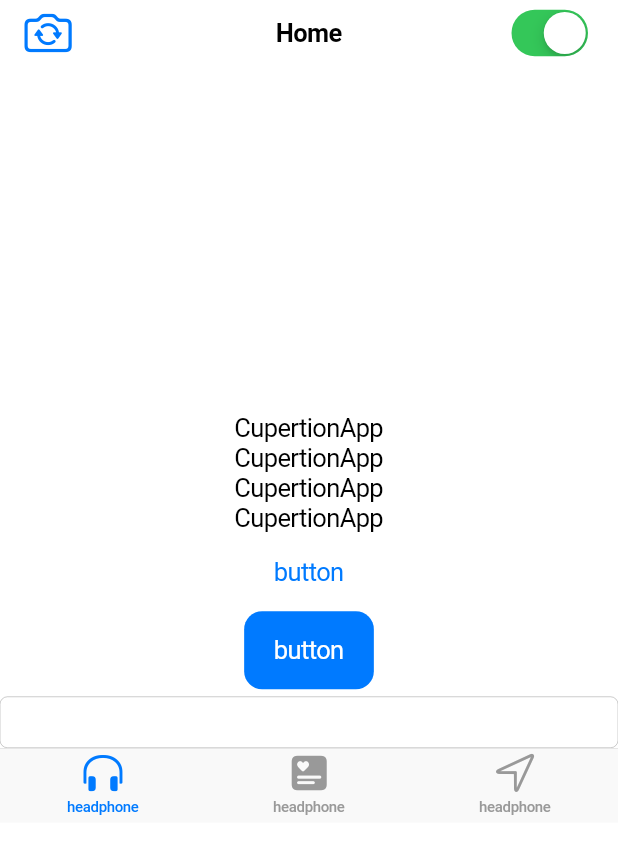
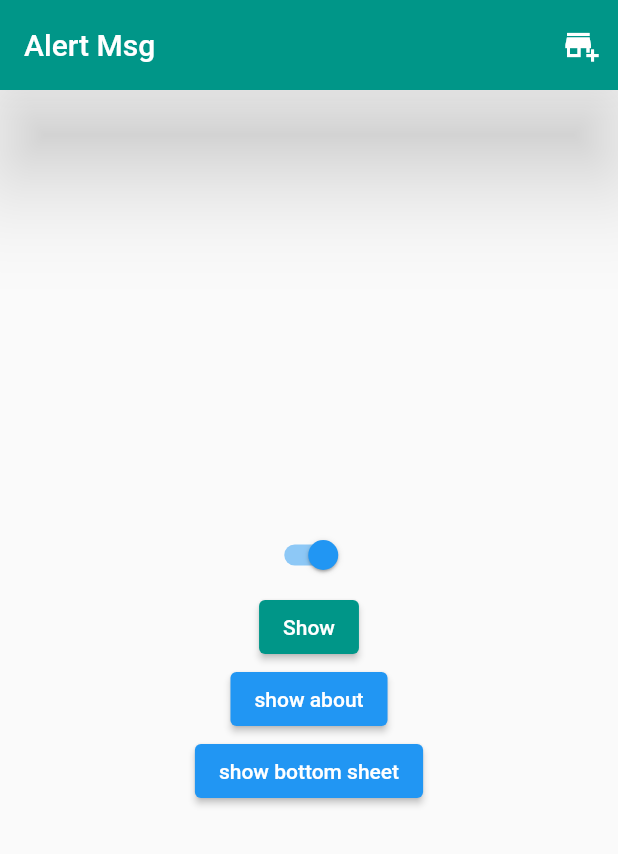
Before and after one commit to Sazzad-Hossain-Sobuj/Ostad_Flutter, a Flutter app: the screen it shows after launch, on a phone screen of 412 x 824 dp. Shown: the top 854 px of the screen. Run offline on Flutter 3.47's test engine with Material 2 defaults, Android fonts, the phone set to English and light mode, and no system bars.

Commit message:
module 7 show dialogue show about dialogue

```diff
--- /dev/null
+++ b/lib/home_screen.dart
@@ -0,0 +1,68 @@
+import 'package:flutter/material.dart';
+
+class HomeScreen extends StatelessWidget {
+  const HomeScreen({Key? key}) : super(key: key);
+
+  @override
+  Widget build(BuildContext context) {
+    return Scaffold(
+      appBar: AppBar(
+        title: Text('Alert Msg'),
+        backgroundColor: Colors.teal,
+        toolbarHeight: 60,
+        elevation: 30,
+        actions: [
+          IconButton(onPressed: (){},
+              icon: Icon(Icons.add_business)),
+        ],
+      ),
+      body: Center(
+        child: Column(
+          mainAxisAlignment: MainAxisAlignment.center,
+          children: [
+            Switch(value: true, onChanged: (bool value) {}),
+            ElevatedButton(
+                style: ElevatedButton.styleFrom(backgroundColor: Colors.teal),
+                onPressed: () {
+                  showDialog(
+                      barrierDismissible: false,
+                      context: context,
+                      builder: (context) => AlertDialog(
+                            title: Text('Alert'),
+                            content: Text('You are in danger'),
+                            actions: [
+                              TextButton(
+                                  onPressed: () {
+                                    Navigator.pop(context);
+                                  },
+                                  child: Text('canel')),
+                              TextButton(onPressed: () {}, child: Text('okay')),
+                            ],
+                          ));
+                },
+                child: Text('Show')),
+            ElevatedButton(onPressed: (){
+              showAboutDialog(
+                context: context,
+                applicationName: 'App.com',
+                applicationVersion: '1.2.3',
+                applicationIcon: Icon(Icons.account_balance_wallet_outlined),
+              );
+            },
+                child: Text('show about')),
+            ElevatedButton(onPressed: (){
+              showModalBottomSheet(context: context, builder: (context) => Column(
+                children: [
+                  Center(
+                    child: Text('bottomsheet'),
+                  )
+                ],
+              ) );
+            },
+                child: Text('show bottom sheet')),
+          ],
+        ),
+      ),
+    );
+  }
+}
--- a/lib/main.dart
+++ b/lib/main.dart
@@ -1,4 +1,5 @@
 import 'package:flutter/cupertino.dart';
+import 'package:flutter/material.dart';
 import 'package:ostad_project_all/home_screen.dart';
 
 void main(){
@@ -10,49 +11,9 @@ class MyApp extends StatelessWidget {
 
   @override
   Widget build(BuildContext context) {
-    return CupertinoApp(
+    return MaterialApp(
       debugShowCheckedModeBanner: false,
       home: HomeScreen(),
     );
   }
 }
-class HomeScreen extends StatelessWidget {
-  const HomeScreen({Key? key}) : super(key: key);
-
-  @override
-  Widget build(BuildContext context) {
-    return CupertinoPageScaffold(
-      navigationBar: CupertinoNavigationBar(
-        backgroundColor: Color.fromARGB(200,88, 254, 199),
-        middle: Text('Home'),
-        leading: Icon(CupertinoIcons.camera_rotate),
-        trailing: CupertinoSwitch(value: true,
-            onChanged: (bool onchange){}),
-      ),
-        child: Center(
-          child: Column(
-            mainAxisAlignment: MainAxisAlignment.center,
-            children: [
-              Text('CupertionApp'),
-              Text('CupertionApp'),
-              Text('CupertionApp'),
-              Text('CupertionApp'),
-              CupertinoButton(
-                  child: Text('button'),
-                  onPressed: (){}),
-              CupertinoButton.filled(
-                  child: Text('button'),
-                  onPressed: (){}),
-              SizedBox(height: 5,),
-              CupertinoTextField(),
-              CupertinoTabBar(
-                  items: [
-                    BottomNavigationBarItem( label: 'headphone', icon: Icon(CupertinoIcons.headphones)),
-                    BottomNavigationBarItem( label: 'headphone', icon: Icon(CupertinoIcons.square_favorites_alt_fill)),
-                    BottomNavigationBarItem( label: 'headphone', icon: Icon(CupertinoIcons.location)),
-                  ]),
-            ],
-          ),
-        ));
-  }
-}
```
